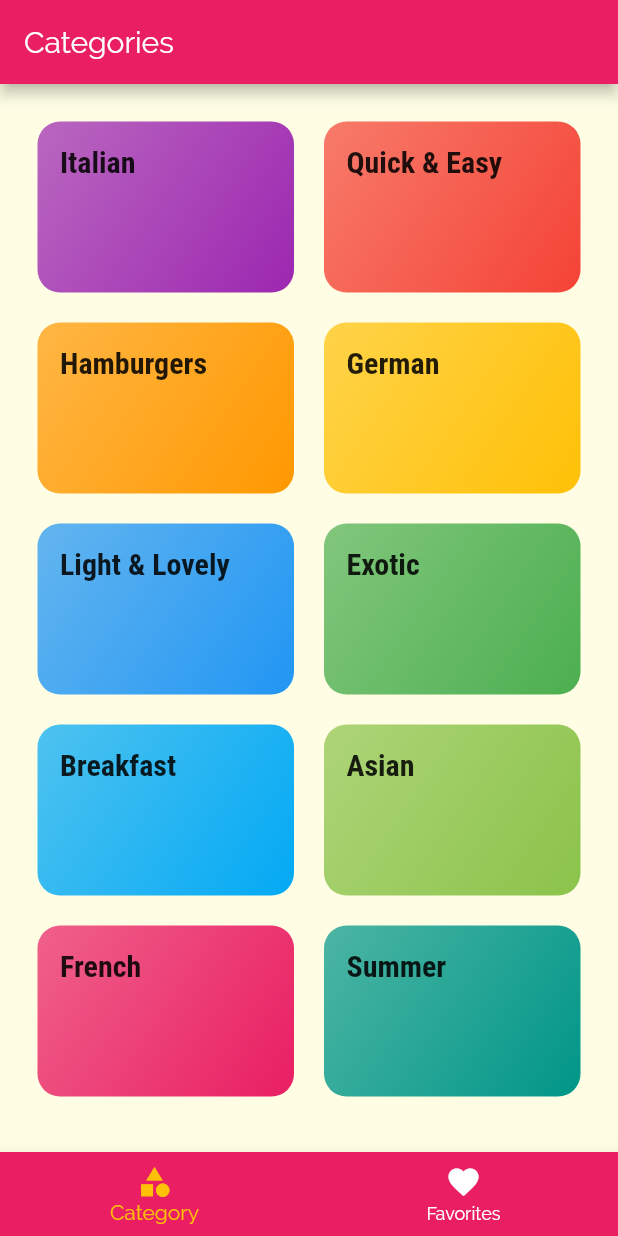
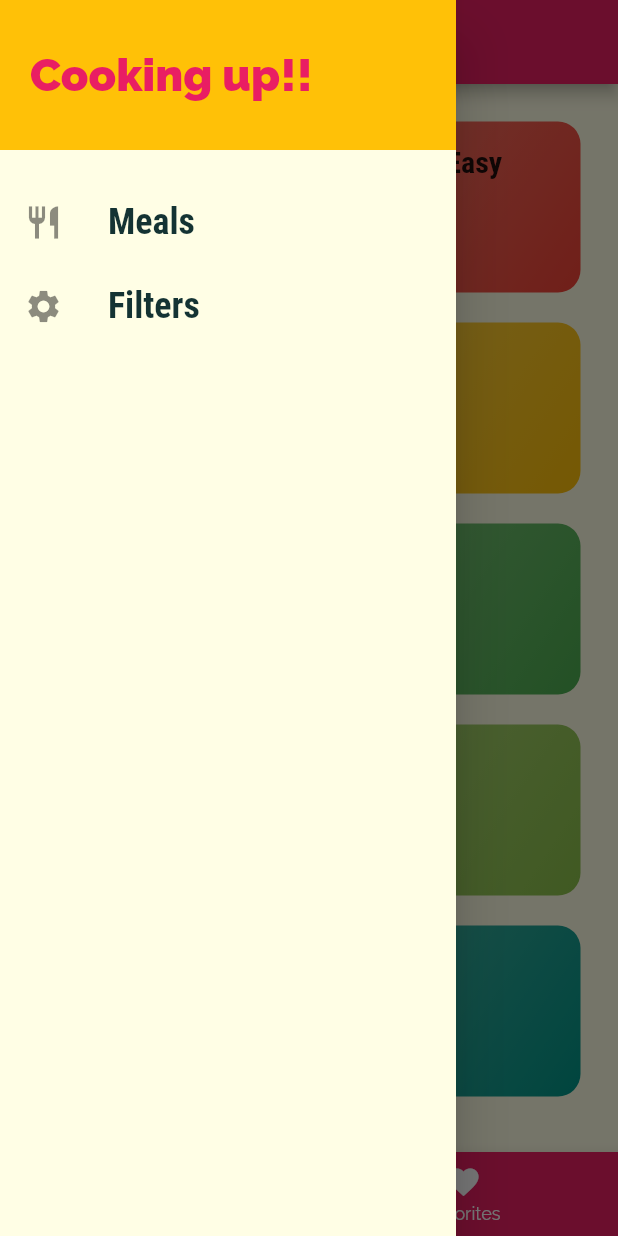
Before and after one commit to lhmisho/meal_app, a Flutter app: the screen it shows after launch, with the side drawer open (before the commit the screen has no drawer), on a phone screen of 412 x 824 dp. Run offline on Flutter 3.47's test engine with Material 2 defaults, Android fonts, the phone set to English and light mode, and no system bars.

Commit message:
drawer minimul

```diff
--- a/lib/screens/tab_screens.dart
+++ b/lib/screens/tab_screens.dart
@@ -1,4 +1,5 @@
 import 'package:flutter/material.dart';
+import 'package:meal_app/widgets/main_drawer.dart';
 import 'categories_screen.dart';
 import 'favorites_screen.dart';
 
@@ -20,6 +21,7 @@ class _TabsScreenState extends State<TabsScreen> {
       appBar: AppBar(
         title: Text(_pages[_selectedScreenIndex]['title']),
       ),
+      drawer: MainDrawer(),
       body: _pages[_selectedScreenIndex]['screen'],
       bottomNavigationBar: BottomNavigationBar(
         onTap: _selectPage,
--- /dev/null
+++ b/lib/widgets/main_drawer.dart
@@ -0,0 +1,51 @@
+import 'package:flutter/material.dart';
+
+class MainDrawer extends StatelessWidget {
+  @override
+  Widget build(BuildContext context) {
+    return Drawer(
+      child: Column(
+        children: <Widget>[
+          Container(
+            alignment: Alignment.centerLeft,
+            color: Theme.of(context).accentColor,
+            height: 100,
+            width: double.infinity,
+            padding: const EdgeInsets.all(20),
+            child: Text(
+              'Cooking up!!',
+              style: TextStyle(
+                fontWeight: FontWeight.w900,
+                fontSize: 30,
+                color: Theme.of(context).primaryColor,
+              ),
+            ),
+          ),
+          SizedBox(
+            height: 20,
+          ),
+          buildListTitle('Meals', Icons.restaurant),
+          buildListTitle('Filters', Icons.settings),
+        ],
+      ),
+    );
+  }
+
+  Widget buildListTitle(String title, IconData icon) {
+    return ListTile(
+      leading: Icon(
+        icon,
+        size: 26,
+      ),
+      title: Text(
+        title,
+        style: TextStyle(
+          fontFamily: 'RobotoCondensed',
+          fontSize: 24,
+          fontWeight: FontWeight.bold,
+        ),
+      ),
+      onTap: () {},
+    );
+  }
+}
```
